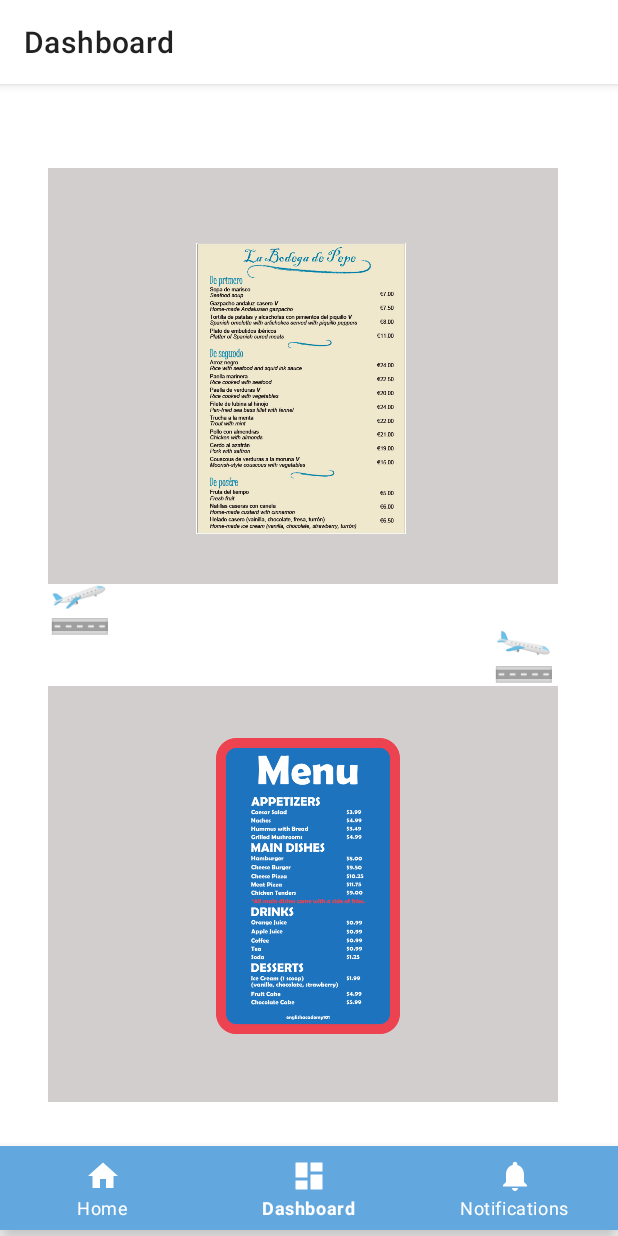
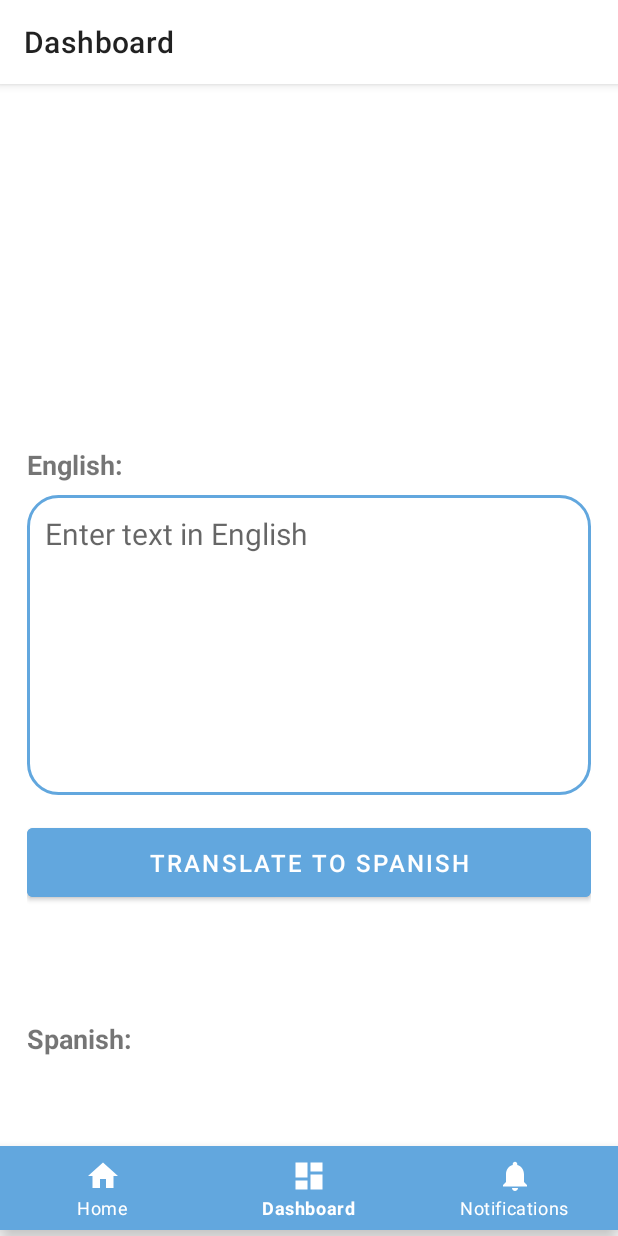
Before and after one commit to TheSesar/EmbeddedCapstone, an Android app: the DashboardFragment screen opened through its navigation route, on a phone screen of 412 x 824 dp. Run offline under Robolectric (Android 15) with nearby library versions, the phone set to English and light mode, and no system bars; our stand-ins replace navigation-ui; libraries missing offline, so code that uses them is left out: com.google.mlkit.common, com.google.mlkit.nl.

Commit message:
Updated SmartGlassesAndroidApp

```diff
--- a/AndroidApp_BLE_scan_connect/SmartGlassesAndroidApp/app/build.gradle
+++ b/AndroidApp_BLE_scan_connect/SmartGlassesAndroidApp/app/build.gradle
@@ -44,4 +44,6 @@ dependencies {
     testImplementation libs.junit
     androidTestImplementation libs.ext.junit
     androidTestImplementation libs.espresso.core
+
+    implementation 'com.google.mlkit:translate:17.0.3'
 }
--- a/AndroidApp_BLE_scan_connect/SmartGlassesAndroidApp/app/src/main/java/com/example/smartglassesandroidapp/MainActivity.java
+++ b/AndroidApp_BLE_scan_connect/SmartGlassesAndroidApp/app/src/main/java/com/example/smartglassesandroidapp/MainActivity.java
@@ -57,7 +57,15 @@ import java.util.concurrent.Executors;
 import android.os.Build;
 import androidx.appcompat.app.AlertDialog;
 
-
+// Libraries for translation portion
+import android.widget.EditText;
+import com.google.android.gms.tasks.OnFailureListener;
+import com.google.android.gms.tasks.OnSuccessListener;
+import com.google.mlkit.common.model.DownloadConditions;
+import com.google.mlkit.nl.translate.TranslateLanguage;
+import com.google.mlkit.nl.translate.Translator;
+import com.google.mlkit.nl.translate.TranslatorOptions;
+import com.google.mlkit.nl.translate.Translation;
 
 
 
@@ -73,6 +81,8 @@ public class MainActivity extends AppCompatActivity {
 
     private static final long SCAN_PERIOD = 45000;  // Stop scanning after 45 seconds
     private final ExecutorService executorService = Executors.newSingleThreadExecutor();
+
+    private Translator translator;
     //****************** global variables *********************
 
 
@@ -552,6 +562,7 @@ private boolean checkAndRequestPermissions() {
         NavigationUI.setupActionBarWithNavController(this, navController, appBarConfiguration);
         NavigationUI.setupWithNavController(binding.navView, navController);
 
+
         // Instantiate the adapter immediately after setContentView.
         leDeviceListAdapter = new ArrayAdapter<>(this, android.R.layout.simple_list_item_1);
 
@@ -666,11 +677,69 @@ private boolean checkAndRequestPermissions() {
                 });
             }
         });
+
+
+
+        // TRANSLATION
+
+        final EditText inputEditText = findViewById(R.id.inputEditText);
+        final Button translateButton = findViewById(R.id.translateButton);
+        final TextView outputTextView = findViewById(R.id.outputText);
+
+        // Configure source/target languages
+        TranslatorOptions options =
+                new TranslatorOptions.Builder()
+                        .setSourceLanguage(TranslateLanguage.ENGLISH)
+                        .setTargetLanguage(TranslateLanguage.SPANISH)
+                        .build();
+        translator = Translation.getClient(options);
+
+        // Only download model over Wi-Fi
+        DownloadConditions conditions =
+                new DownloadConditions.Builder()
+                        .requireWifi()
+                        .build();
+
+        translator.downloadModelIfNeeded(conditions)
+                .addOnSuccessListener(new OnSuccessListener<Void>() {
+                    @Override
+                    public void onSuccess(Void unused) {
+                        translateButton.setOnClickListener(v -> {
+                            String textToTranslate = inputEditText.getText().toString();
+                            translateText(textToTranslate, outputTextView);
+                        });
+                    }
+                })
+                .addOnFailureListener(new OnFailureListener() {
+                    @Override
+                    public void onFailure(@NonNull Exception e) {
+                        outputTextView.setText("Model download failed");
+                    }
+                });
+    }
+
+    private void translateText(String inputText, final TextView outputTextView) {
+        translator.translate(inputText)
+                .addOnSuccessListener(new OnSuccessListener<String>() {
+                    @Override
+                    public void onSuccess(String translatedText) {
+                        outputTextView.setText(translatedText);
+                    }
+                })
+                .addOnFailureListener(new OnFailureListener() {
+                    @Override
+                    public void onFailure(@NonNull Exception e) {
+                        outputTextView.setText("Translation failed");
+                    }
+                });
     }
 
     @Override
     protected void onDestroy() {
         super.onDestroy();
+        if (translator != null) {
+            translator.close();
+        }
 
         // Stop scanning if it's running
         if (scanning && bluetoothLeScanner != null) {
--- /dev/null
+++ b/AndroidApp_BLE_scan_connect/SmartGlassesAndroidApp/app/src/main/res/drawable/rounded_edittext.xml
@@ -0,0 +1,6 @@
+<?xml version="1.0" encoding="utf-8"?>
+<shape xmlns:android="http://schemas.android.com/apk/res/android">
+    <corners android:radius="20dp"/>
+    <stroke android:width="2dp"
+        android:color="@color/baby_blue"/>
+</shape>
--- a/AndroidApp_BLE_scan_connect/SmartGlassesAndroidApp/app/src/main/res/layout/fragment_dashboard.xml
+++ b/AndroidApp_BLE_scan_connect/SmartGlassesAndroidApp/app/src/main/res/layout/fragment_dashboard.xml
@@ -1,76 +1,72 @@
 <?xml version="1.0" encoding="utf-8"?>
-<androidx.constraintlayout.widget.ConstraintLayout xmlns:android="http://schemas.android.com/apk/res/android"
+<LinearLayout xmlns:android="http://schemas.android.com/apk/res/android"
     xmlns:app="http://schemas.android.com/apk/res-auto"
     xmlns:tools="http://schemas.android.com/tools"
+    android:id="@+id/main"
+    android:orientation="vertical"
+    android:padding="18dp"
+    android:gravity="center|start"
     android:layout_width="match_parent"
     android:layout_height="match_parent"
-    android:background="#FFFFFF"
-    tools:context=".ui.dashboard.DashboardFragment">
-
-    <FrameLayout
-        android:id="@+id/frameLayout1"
-        android:layout_width="340dp"
-        android:layout_height="277dp"
-        android:layout_marginStart="32dp"
-        android:background="#455F4B4B"
-        android:backgroundTint="#004A4340"
-        android:backgroundTintMode="add"
-        app:layout_constraintStart_toStartOf="parent"
-        app:layout_constraintTop_toTopOf="parent">
-    </FrameLayout>
-
-    <FrameLayout
-        android:id="@+id/frameLayout2"
-        android:layout_width="340dp"
-        android:layout_height="277dp"
-        android:layout_marginTop="68dp"
-        android:background="#455F4B4B"
-        android:backgroundTint="#004A4340"
-        android:backgroundTintMode="add"
-        app:layout_constraintLeft_toLeftOf="@+id/frameLayout1"
-        app:layout_constraintTop_toBottomOf="@+id/frameLayout1">
-    </FrameLayout>
-
-    <ImageView
-        android:id="@+id/SourceMenu"
-        android:layout_width="201dp"
-        android:layout_height="194dp"
-        android:layout_marginStart="100dp"
-        android:layout_marginTop="50dp"
-        android:src="@drawable/testimage"
-        app:layout_constraintStart_toStartOf="parent"
-        app:layout_constraintTop_toTopOf="parent" />
-
-    <ImageView
-        android:id="@+id/imageView2"
-        android:layout_width="180dp"
-        android:layout_height="197dp"
-        android:layout_marginStart="115dp"
-        android:layout_marginTop="380dp"
-        android:src="@drawable/englishmenu"
-        app:layout_constraintStart_toStartOf="parent"
-        app:layout_constraintTop_toTopOf="parent" />
+    tools:context=".MainActivity">
 
     <TextView
-        android:id="@+id/planeFly"
-        android:layout_width="47dp"
-        android:layout_height="46dp"
-        android:layout_marginStart="32dp"
-        android:layout_marginTop="268dp"
-        android:text="🛫"
-        android:textAppearance="@style/TextAppearance.AppCompat.Display1"
-        app:layout_constraintStart_toStartOf="parent"
-        app:layout_constraintTop_toTopOf="parent" />
+        android:layout_width="wrap_content"
+        android:layout_height="wrap_content"
+        android:id="@+id/englishLabel"
+        android:text="English:"
+        android:textSize="18sp"
+        android:textStyle="bold"
+        android:layout_marginTop="150dp"
+        android:layout_marginBottom="8dp"/>
+
+    <EditText
+        android:layout_width="match_parent"
+        android:layout_height="200dp"
+        android:id="@+id/inputEditText"
+        android:hint="Enter text in English"
+        android:background="@drawable/rounded_edittext"
+        android:padding="12dp"
+        android:textSize="20sp"
+        android:gravity="start"
+        android:layout_marginBottom="16dp"/>
+
+    <Button
+        android:layout_width="match_parent"
+        android:layout_height="wrap_content"
+        android:id="@+id/translateButton"
+        android:text="Translate to Spanish"
+        android:backgroundTint="@color/baby_blue"
+        android:textColor="@color/white"
+        android:padding="12dp"
+        android:textSize="16sp"
+        android:layout_marginBottom="16dp"
+        android:layout_gravity="center_horizontal"/>
 
     <TextView
-        android:id="@+id/planeLand"
         android:layout_width="wrap_content"
         android:layout_height="wrap_content"
-        android:layout_marginStart="328dp"
-        android:layout_marginTop="300dp"
-        android:text="🛬"
-        android:textAppearance="@style/TextAppearance.AppCompat.Display1"
-        app:layout_constraintStart_toStartOf="parent"
-        app:layout_constraintTop_toTopOf="parent" />
+        android:id="@+id/spanishlabel"
+        android:text="Spanish:"
+        android:textSize="18sp"
+        android:textStyle="bold"
+        android:layout_marginTop="60dp"
+        android:layout_marginBottom="8dp"/>
 
-</androidx.constraintlayout.widget.ConstraintLayout>
+    <TextView
+        android:layout_width="match_parent"
+        android:layout_height="wrap_content"
+        android:id="@+id/outputText"
+        android:textSize="38dp"
+        android:textStyle="bold"
+        android:gravity="center"
+        android:padding="12dp"
+        android:textColor="@color/baby_blue"/>
+
+
+
+
+
+
+
+</LinearLayout>
```
